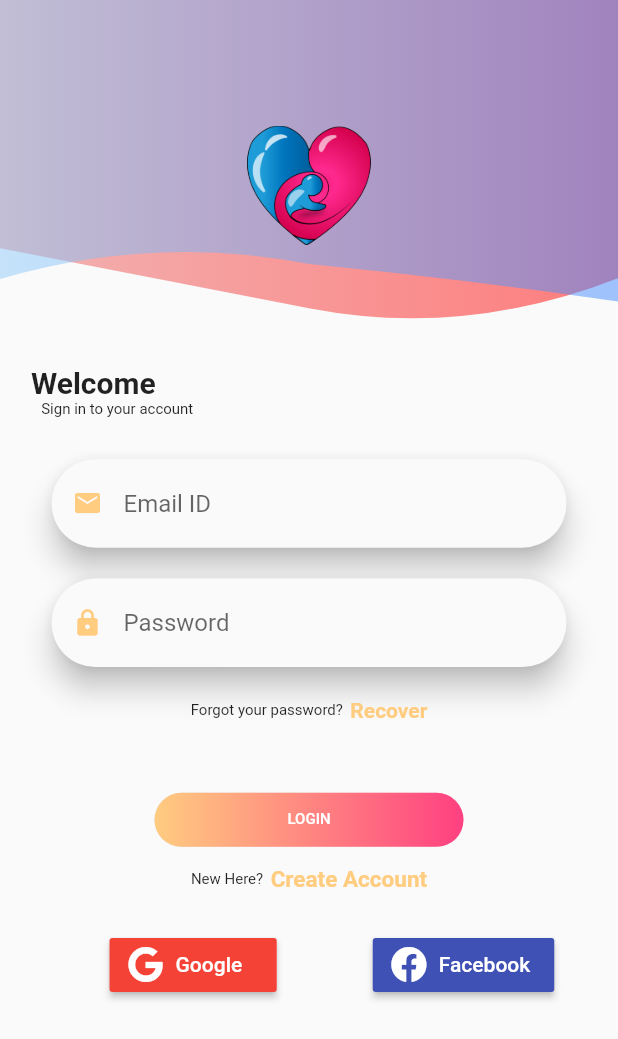
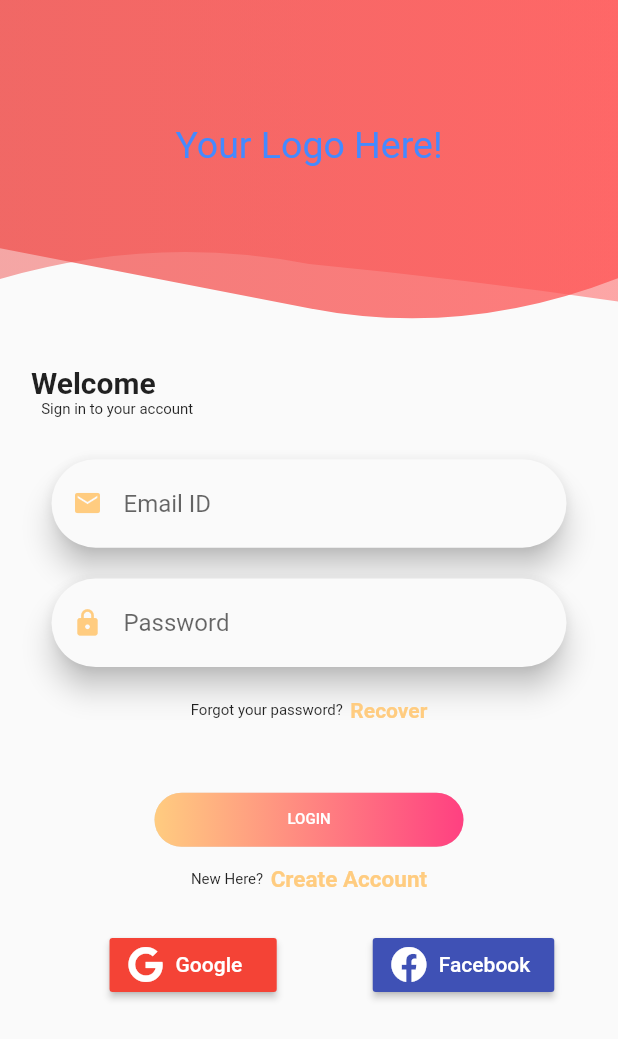
Before and after one commit to Three-team-org/Data-Buffering-App-Flutter, a Flutter app: the screen it shows after launch, on a phone screen of 412 x 824 dp. Shown: the top 1039 px of the screen. Run offline on Flutter 3.47's test engine with Material 2 defaults, Android fonts, the phone set to English and light mode, and no system bars; our stand-ins replace flutter_icons, flutter_screenutil, font_awesome_flutter, google_fonts, image_picker, syncfusion_flutter_datepicker.

Commit message:
update for minor change of sign-in page

```diff
--- a/lib/ui/signin.dart
+++ b/lib/ui/signin.dart
@@ -79,7 +79,7 @@ class _SignInScreenState extends State<SignInScreen> {
               height:_large? _height/4 : (_medium? _height/3.75 : _height/3.5),
               decoration: BoxDecoration(
                 gradient: LinearGradient(
-                  colors: [Colors.red[200], Colors.redAccent],
+                  colors: [Colors.red[400], Colors.redAccent],
                 ),
               ),
             ),
@@ -93,7 +93,7 @@ class _SignInScreenState extends State<SignInScreen> {
               height: _large? _height/4.5 : (_medium? _height/4.25 : _height/4),
               decoration: BoxDecoration(
                 gradient: LinearGradient(
-                  colors: [Colors.blue[200], Colors.blueAccent],
+                  colors: [Colors.red[400], Colors.redAccent],
                 ),
               ),
             ),
@@ -101,12 +101,8 @@ class _SignInScreenState extends State<SignInScreen> {
         ),
         Container(
           alignment: Alignment.bottomCenter,
-          margin: EdgeInsets.only(top: _large? _height/30 : (_medium? _height/25 : _height/20)),
-          child: Image.asset(
-            'assets/images/login.png',
-            height: _height/5,
-            width: _width/5,
-          ),
+          margin: EdgeInsets.only(top: _large? _height/15 : (_medium? _height/12.5 : _height/10)),
+          child: Text("Your Logo Here!", style: TextStyle(fontSize: 25, color: Colors.blueAccent),)
         ),
       ],
     );
--- a/lib/ui/sub_calendar.dart
+++ b/lib/ui/sub_calendar.dart
@@ -97,7 +97,6 @@ class _CalendarPageState extends State<CalendarPage>{
                       setState(() {
                           group_water = value.toString();
                       });
-                      print(value);
                     },
                   ),
                   Container(
```
Also changed, not shown: 1 other file.
